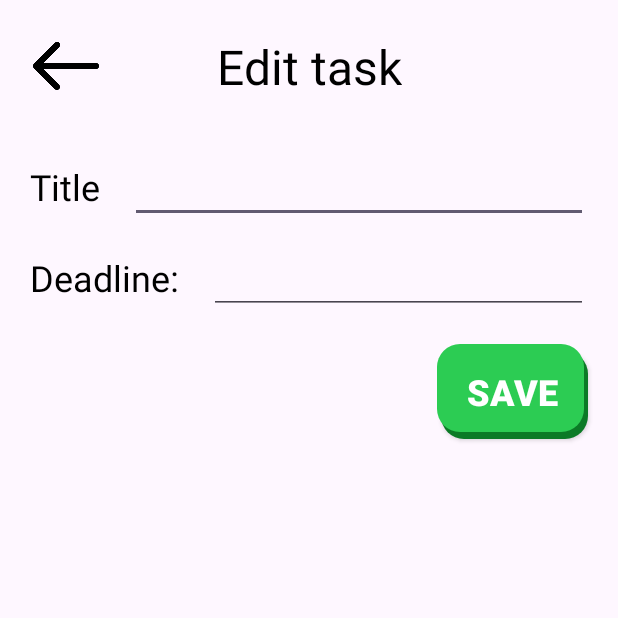
After one commit to tranbaoanhh27/todo-app, an Android app: the EditTaskActivity screen opened directly, with no data from a screen before it, on a phone screen of 412 x 824 dp, the top half of it. The commit adds this screen. Run offline under Robolectric (Android 15) with nearby library versions, the phone set to English and light mode, and no system bars; 2 statements that could not run were skipped.

Commit message:
Allow editing created tasks

```diff
--- /dev/null
+++ b/app/src/main/java/com/basoft/todo/DataChangeObserver.java
@@ -0,0 +1,5 @@
+package com.basoft.todo;
+
+public interface DataChangeObserver {
+    void onTaskUpdated(int position);
+}
--- /dev/null
+++ b/app/src/main/java/com/basoft/todo/EditTaskActivity.java
@@ -0,0 +1,115 @@
+package com.basoft.todo;
+
+import androidx.appcompat.app.AlertDialog;
+import androidx.appcompat.app.AppCompatActivity;
+import androidx.appcompat.widget.AppCompatButton;
+
+import android.app.DatePickerDialog;
+import android.app.TimePickerDialog;
+import android.content.DialogInterface;
+import android.content.Intent;
+import android.os.Bundle;
+import android.widget.DatePicker;
+import android.widget.EditText;
+import android.widget.ImageButton;
+import android.widget.TimePicker;
+
+import java.util.Calendar;
+
+public class EditTaskActivity extends AppCompatActivity {
+
+    private EditText titleEdit, deadlineEdit;
+    private AppCompatButton saveButton;
+    private ImageButton backButton;
+    private TaskTodo task;
+    private int position;
+
+    @Override
+    protected void onCreate(Bundle savedInstanceState) {
+        super.onCreate(savedInstanceState);
+        setContentView(R.layout.activity_edit_task);
+        findViews();
+        getDataFromIntent();
+        setViewsContent();
+        setViewsListener();
+    }
+
+    @Override
+    public void onBackPressed() {
+        askForSaveAndExit();
+    }
+
+    private void setViewsListener() {
+        deadlineEdit.setOnClickListener(v -> showDateTimePicker());
+        saveButton.setOnClickListener(v -> saveAndFinish());
+        backButton.setOnClickListener(v -> askForSaveAndExit());
+    }
+
+    private void saveAndFinish() {
+        task.setTitle(titleEdit.getText().toString());
+        DataManager dataManager = DataManager.getInstance();
+        dataManager.updateTask(EditTaskActivity.this, position, task);
+        finish();
+    }
+
+    private void askForSaveAndExit() {
+        AlertDialog.Builder builder = new AlertDialog.Builder(EditTaskActivity.this);
+        DialogInterface.OnClickListener positiveListener = (dialog, which) -> saveAndFinish();
+        DialogInterface.OnClickListener negativeListener = (dialog, which) -> finish();
+
+        builder.setTitle(R.string.save_changes)
+                .setMessage(R.string.do_you_want_to_save_changes_before_leaving)
+                .setPositiveButton(R.string.yes, positiveListener)
+                .setNegativeButton(R.string.no, negativeListener);
+        AlertDialog dialog = builder.create();
+        dialog.show();
+    }
+
+    private void showDateTimePicker() {
+        Calendar currentDate = task.getDeadline();
+        if (currentDate == null) {
+            currentDate = Calendar.getInstance();
+            currentDate.set(Calendar.HOUR_OF_DAY, 23);
+            currentDate.set(Calendar.MINUTE, 59);
+        }
+        Calendar finalCurrentDate = (Calendar) currentDate.clone();
+        Calendar date = (Calendar) currentDate.clone();
+        new DatePickerDialog(EditTaskActivity.this, new DatePickerDialog.OnDateSetListener() {
+            @Override
+            public void onDateSet(DatePicker view, int year, int month, int dayOfMonth) {
+                date.set(year, month, dayOfMonth);
+                task.setDeadline(date);
+                new TimePickerDialog(EditTaskActivity.this, new TimePickerDialog.OnTimeSetListener() {
+                    @Override
+                    public void onTimeSet(TimePicker view, int hourOfDay, int minute) {
+                        date.set(Calendar.HOUR_OF_DAY, hourOfDay);
+                        date.set(Calendar.MINUTE, minute);
+                        task.setDeadline(date);
+                        deadlineEdit.setText(task.getDeadlineString(EditTaskActivity.this));
+                    }
+                } , finalCurrentDate.get(Calendar.HOUR_OF_DAY), finalCurrentDate.get(Calendar.MINUTE), true).show();
+            }
+        } , currentDate.get(Calendar.YEAR), currentDate.get(Calendar.MONTH), currentDate.get(Calendar.DAY_OF_MONTH)).show();
+    }
+
+    private void getDataFromIntent() {
+        Intent intent = getIntent();
+        position = intent.getIntExtra("position", -1);
+        if (position != -1) {
+            DataManager dataManager = DataManager.getInstance();
+            task = dataManager.getTask(position).clone();
+        }
+    }
+
+    private void setViewsContent() {
+        titleEdit.setText(task.getTitle());
+        deadlineEdit.setText(task.getDeadlineString(EditTaskActivity.this));
+    }
+
+    private void findViews() {
+        titleEdit = findViewById(R.id.edit_task_title);
+        deadlineEdit = findViewById(R.id.edit_task_deadline_datetime);
+        saveButton = findViewById(R.id.edit_task_save_button);
+        backButton = findViewById(R.id.edit_task_back_button);
+    }
+}
--- a/app/src/main/java/com/basoft/todo/NotificationHelper.java
+++ b/app/src/main/java/com/basoft/todo/NotificationHelper.java
@@ -54,6 +54,7 @@ public class NotificationHelper {
         Bitmap bitmapAppIcon = BitmapFactory.decodeResource(context.getResources(), R.drawable.ic_launcher);
         builder.setContentTitle(contentTitle)
                 .setContentText(contentText)
+                .setStyle(new NotificationCompat.BigTextStyle().bigText(contentText))
                 .setSmallIcon(R.drawable.brand_check_icon)
                 .setLargeIcon(bitmapAppIcon)
                 .setBadgeIconType(NotificationCompat.BADGE_ICON_LARGE)
--- /dev/null
+++ b/app/src/main/res/layout/activity_edit_task.xml
@@ -0,0 +1,105 @@
+<?xml version="1.0" encoding="utf-8"?>
+<androidx.constraintlayout.widget.ConstraintLayout xmlns:android="http://schemas.android.com/apk/res/android"
+    xmlns:app="http://schemas.android.com/apk/res-auto"
+    xmlns:tools="http://schemas.android.com/tools"
+    android:layout_width="match_parent"
+    android:layout_height="match_parent"
+    tools:context=".EditTaskActivity">
+
+    <ImageButton
+        android:id="@+id/edit_task_back_button"
+        android:src="@drawable/back"
+        android:layout_width="48dp"
+        android:layout_height="48dp"
+        android:scaleType="centerInside"
+        android:layout_marginStart="20dp"
+        android:layout_marginTop="20dp"
+        android:background="@android:color/transparent"
+        android:contentDescription="@string/go_back"
+        app:layout_constraintTop_toTopOf="parent"
+        app:layout_constraintStart_toStartOf="parent" />
+
+    <TextView
+        android:text="@string/edit_task"
+        android:textColor="@color/black"
+        android:textSize="32sp"
+        android:layout_width="wrap_content"
+        android:layout_height="wrap_content"
+        app:layout_constraintTop_toTopOf="@id/edit_task_back_button"
+        app:layout_constraintBottom_toBottomOf="@id/edit_task_back_button"
+        app:layout_constraintStart_toStartOf="parent"
+        app:layout_constraintEnd_toEndOf="parent" />
+
+    <TextView
+        android:id="@+id/edit_task_title_label"
+        android:text="@string/title"
+        android:textColor="@color/black"
+        android:textSize="24sp"
+        android:layout_marginTop="40dp"
+        android:layout_width="wrap_content"
+        android:layout_height="wrap_content"
+        android:labelFor="@id/edit_task_title"
+        app:layout_constraintStart_toStartOf="@id/edit_task_back_button"
+        app:layout_constraintTop_toBottomOf="@id/edit_task_back_button" />
+
+    <EditText
+        android:id="@+id/edit_task_title"
+        android:layout_width="0dp"
+        android:layout_height="48dp"
+        android:layout_marginStart="20dp"
+        android:layout_marginEnd="20dp"
+        android:textSize="24sp"
+        android:textColor="@color/black"
+        android:textStyle="bold"
+        app:layout_constraintStart_toEndOf="@id/edit_task_title_label"
+        app:layout_constraintEnd_toEndOf="parent"
+        app:layout_constraintTop_toTopOf="@id/edit_task_title_label"
+        app:layout_constraintBottom_toBottomOf="@id/edit_task_title_label"
+        android:inputType="text"
+        android:autofillHints="" />
+
+    <TextView
+        android:id="@+id/edit_task_deadline_label"
+        android:text="@string/deadline"
+        android:textColor="@color/black"
+        android:textSize="24sp"
+        android:layout_marginTop="20dp"
+        android:layout_width="wrap_content"
+        android:layout_height="wrap_content"
+        android:labelFor="@id/edit_task_deadline_datetime"
+        app:layout_constraintStart_toStartOf="@id/edit_task_back_button"
+        app:layout_constraintTop_toBottomOf="@id/edit_task_title" />
+
+    <EditText
+        android:id="@+id/edit_task_deadline_datetime"
+        android:layout_width="0dp"
+        android:layout_height="48dp"
+        android:layout_marginStart="20dp"
+        android:layout_marginEnd="20dp"
+        android:textSize="24sp"
+        android:textColor="@color/black"
+        android:textStyle="bold"
+        app:layout_constraintStart_toEndOf="@id/edit_task_deadline_label"
+        app:layout_constraintEnd_toEndOf="parent"
+        app:layout_constraintTop_toTopOf="@id/edit_task_deadline_label"
+        app:layout_constraintBottom_toBottomOf="@id/edit_task_deadline_label"
+        android:inputType="none"
+        android:focusable="false"
+        android:autofillHints="" />
+
+    <androidx.appcompat.widget.AppCompatButton
+        android:id="@+id/edit_task_save_button"
+        android:text="@string/save"
+        android:background="@drawable/primary_button"
+        android:textColor="@color/white"
+        android:textStyle="bold"
+        android:textSize="24sp"
+        android:paddingVertical="15dp"
+        android:paddingHorizontal="20dp"
+        android:layout_width="wrap_content"
+        android:layout_height="wrap_content"
+        android:layout_marginTop="20dp"
+        app:layout_constraintTop_toBottomOf="@id/edit_task_deadline_datetime"
+        app:layout_constraintEnd_toEndOf="@id/edit_task_deadline_datetime" />
+
+</androidx.constraintlayout.widget.ConstraintLayout>
--- /dev/null
+++ b/app/src/main/res/menu/task_long_click_menu.xml
@@ -0,0 +1,5 @@
+<?xml version="1.0" encoding="utf-8"?>
+<menu xmlns:android="http://schemas.android.com/apk/res/android">
+    <item android:id="@+id/edit_task" android:title="@string/edit" />
+    <item android:id="@+id/delete_task" android:title="@string/delete" />
+</menu>
--- a/app/src/main/res/values/strings.xml
+++ b/app/src/main/res/values/strings.xml
@@ -24,4 +24,13 @@
     <string name="done">Done</string>
     <string name="notifications_rescheduled">Notifications rescheduled</string>
     <string name="the_notifications_for_the_tasks_have_just_been_rescheduled">The notifications for the tasks have just been rescheduled after device rebooted</string>
+    <string name="edit">Edit</string>
+    <string name="delete">Delete</string>
+    <string name="go_back">Go back</string>
+    <string name="edit_task">Edit task</string>
+    <string name="title">Title</string>
+    <string name="save_changes">Save changes</string>
+    <string name="save">Save</string>
+    <string name="no">No</string>
+    <string name="do_you_want_to_save_changes_before_leaving">Do you want to save changes before leaving?</string>
 </resources>
```
Also changed, not shown: app/src/main/AndroidManifest.xml (+7 -2 lines), app/src/main/java/com/basoft/todo/DataManager.java (+16 -0 lines), app/src/main/java/com/basoft/todo/MainActivity.java (+17 -1 lines), app/src/main/java/com/basoft/todo/TaskAdapter.java (+34 -8 lines), app/src/main/java/com/basoft/todo/TaskTodo.java (+34 -12 lines), app/src/main/res/drawable-nodpi/back.png (added), 1 other file.
